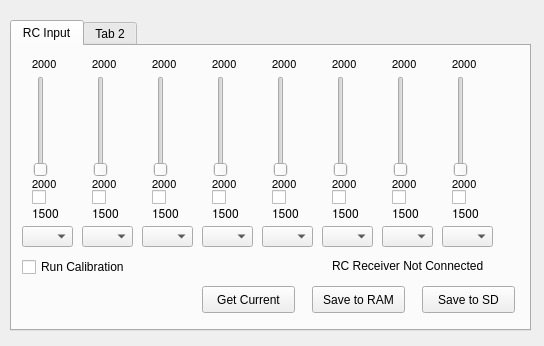
The window that ground/src/plugins/config/settingswidget.ui (openpilot/OpenPilot) describes before a commit, drawn with Qt 5.
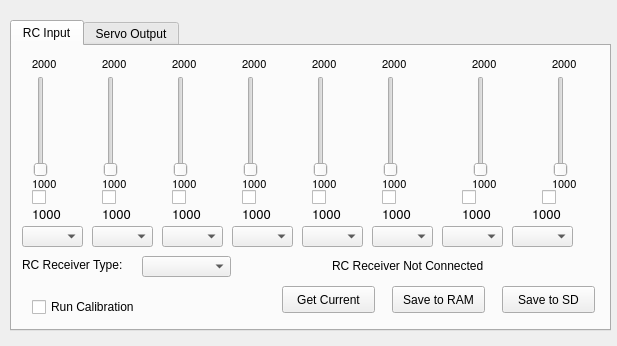
The same window after the commit.

Commit message: OP-38 Config gadget: channel assignement is now read/saved. Ch Invert not implemented yet.

Patch:
```diff
--- a/ground/src/plugins/config/settingswidget.ui
+++ b/ground/src/plugins/config/settingswidget.ui
@@ -6,7 +6,7 @@
    <rect>
     <x>0</x>
     <y>0</y>
-    <width>544</width>
+    <width>617</width>
     <height>346</height>
    </rect>
   </property>
@@ -18,7 +18,7 @@
     <rect>
      <x>10</x>
      <y>20</y>
-     <width>521</width>
+     <width>601</width>
      <height>311</height>
     </rect>
    </property>
@@ -48,7 +48,7 @@
     <widget class="QCheckBox" name="ch2Rev">
      <property name="geometry">
       <rect>
-       <x>140</x>
+       <x>160</x>
        <y>140</y>
        <width>21</width>
        <height>22</height>
@@ -67,12 +67,18 @@
     <widget class="QSlider" name="ch4Slider">
      <property name="geometry">
       <rect>
-       <x>260</x>
+       <x>300</x>
        <y>30</y>
        <width>18</width>
        <height>101</height>
       </rect>
      </property>
+     <property name="minimum">
+      <number>1000</number>
+     </property>
+     <property name="maximum">
+      <number>2000</number>
+     </property>
      <property name="orientation">
       <enum>Qt::Vertical</enum>
      </property>
@@ -89,17 +95,17 @@
      <property name="font">
       <font>
        <family>FreeSans</family>
-       <pointsize>9</pointsize>
+       <pointsize>10</pointsize>
       </font>
      </property>
      <property name="text">
-      <string>1500</string>
+      <string>1000</string>
      </property>
     </widget>
     <widget class="QLabel" name="ch1Min">
      <property name="geometry">
       <rect>
-       <x>80</x>
+       <x>90</x>
        <y>130</y>
        <width>31</width>
        <height>17</height>
@@ -112,13 +118,13 @@
       </font>
      </property>
      <property name="text">
-      <string>2000</string>
+      <string>1000</string>
      </property>
     </widget>
     <widget class="QCheckBox" name="ch7Rev">
      <property name="geometry">
       <rect>
-       <x>440</x>
+       <x>530</x>
        <y>140</y>
        <width>21</width>
        <height>22</height>
@@ -137,7 +143,7 @@
     <widget class="QLabel" name="ch6Min">
      <property name="geometry">
       <rect>
-       <x>380</x>
+       <x>460</x>
        <y>130</y>
        <width>31</width>
        <height>17</height>
@@ -150,13 +156,13 @@
       </font>
      </property>
      <property name="text">
-      <string>2000</string>
+      <string>1000</string>
      </property>
     </widget>
     <widget class="QLabel" name="ch7Cur">
      <property name="geometry">
       <rect>
-       <x>440</x>
+       <x>520</x>
        <y>160</y>
        <width>31</width>
        <height>17</height>
@@ -165,17 +171,17 @@
      <property name="font">
       <font>
        <family>FreeSans</family>
-       <pointsize>9</pointsize>
+       <pointsize>10</pointsize>
       </font>
      </property>
      <property name="text">
-      <string>1500</string>
+      <string>1000</string>
      </property>
     </widget>
     <widget class="QLabel" name="ch4Max">
      <property name="geometry">
       <rect>
-       <x>260</x>
+       <x>300</x>
        <y>10</y>
        <width>31</width>
        <height>17</height>
@@ -194,7 +200,7 @@
     <widget class="QLabel" name="ch7Min">
      <property name="geometry">
       <rect>
-       <x>440</x>
+       <x>540</x>
        <y>130</y>
        <width>31</width>
        <height>17</height>
@@ -207,13 +213,13 @@
       </font>
      </property>
      <property name="text">
-      <string>2000</string>
+      <string>1000</string>
      </property>
     </widget>
     <widget class="QPushButton" name="getRCInputCurrent">
      <property name="geometry">
       <rect>
-       <x>190</x>
+       <x>270</x>
        <y>240</y>
        <width>93</width>
        <height>27</height>
@@ -229,12 +235,18 @@
     <widget class="QSlider" name="ch3Slider">
      <property name="geometry">
       <rect>
-       <x>200</x>
+       <x>230</x>
        <y>30</y>
        <width>18</width>
        <height>101</height>
       </rect>
      </property>
+     <property name="minimum">
+      <number>1000</number>
+     </property>
+     <property name="maximum">
+      <number>2000</number>
+     </property>
      <property name="orientation">
       <enum>Qt::Vertical</enum>
      </property>
@@ -242,7 +254,7 @@
     <widget class="QLabel" name="ch2Min">
      <property name="geometry">
       <rect>
-       <x>140</x>
+       <x>160</x>
        <y>130</y>
        <width>31</width>
        <height>17</height>
@@ -255,13 +267,13 @@
       </font>
      </property>
      <property name="text">
-      <string>2000</string>
+      <string>1000</string>
      </property>
     </widget>
     <widget class="QLabel" name="ch6Max">
      <property name="geometry">
       <rect>
-       <x>380</x>
+       <x>460</x>
        <y>10</y>
        <width>31</width>
        <height>17</height>
@@ -299,7 +311,7 @@
     <widget class="QLabel" name="ch5Max">
      <property name="geometry">
       <rect>
-       <x>320</x>
+       <x>370</x>
        <y>10</y>
        <width>31</width>
        <height>17</height>
@@ -318,7 +330,7 @@
     <widget class="QLabel" name="ch3Max">
      <property name="geometry">
       <rect>
-       <x>200</x>
+       <x>230</x>
        <y>10</y>
        <width>31</width>
        <height>17</height>
@@ -337,7 +349,7 @@
     <widget class="QCheckBox" name="ch1Rev">
      <property name="geometry">
       <rect>
-       <x>80</x>
+       <x>90</x>
        <y>140</y>
        <width>21</width>
        <height>22</height>
@@ -356,7 +368,7 @@
     <widget class="QPushButton" name="saveRCInputToSD">
      <property name="geometry">
       <rect>
-       <x>410</x>
+       <x>490</x>
        <y>240</y>
        <width>93</width>
        <height>27</height>
@@ -373,7 +385,7 @@
     <widget class="QLabel" name="ch4Cur">
      <property name="geometry">
       <rect>
-       <x>260</x>
+       <x>300</x>
        <y>160</y>
        <width>31</width>
        <height>17</height>
@@ -382,17 +394,17 @@
      <property name="font">
       <font>
        <family>FreeSans</family>
-       <pointsize>9</pointsize>
+       <pointsize>10</pointsize>
       </font>
      </property>
      <property name="text">
-      <string>1500</string>
+      <string>1000</string>
      </property>
     </widget>
     <widget class="QLabel" name="ch4Min">
      <property name="geometry">
       <rect>
-       <x>260</x>
+       <x>300</x>
        <y>130</y>
        <width>31</width>
        <height>17</height>
@@ -405,18 +417,24 @@
       </font>
      </property>
      <property name="text">
-      <string>2000</string>
+      <string>1000</string>
      </property>
     </widget>
     <widget class="QSlider" name="ch7Slider">
      <property name="geometry">
       <rect>
-       <x>440</x>
+       <x>540</x>
        <y>30</y>
        <width>18</width>
        <height>101</height>
       </rect>
      </property>
+     <property name="minimum">
+      <number>1000</number>
+     </property>
+     <property name="maximum">
+      <number>2000</number>
+     </property>
      <property name="orientation">
       <enum>Qt::Vertical</enum>
      </property>
@@ -424,7 +442,7 @@
     <widget class="QPushButton" name="saveRCInputToRAM">
      <property name="geometry">
       <rect>
-       <x>300</x>
+       <x>380</x>
        <y>240</y>
        <width>93</width>
        <height>27</height>
@@ -443,15 +461,30 @@
       <rect>
        <x>10</x>
        <y>180</y>
-       <width>51</width>
+       <width>61</width>
        <height>21</height>
       </rect>
      </property>
+     <property name="font">
+      <font>
+       <family>DejaVu Sans</family>
+       <pointsize>7</pointsize>
+      </font>
+     </property>
+     <property name="iconSize">
+      <size>
+       <width>16</width>
+       <height>16</height>
+      </size>
+     </property>
+     <property name="frame">
+      <bool>true</bool>
+     </property>
     </widget>
     <widget class="QCheckBox" name="ch5Rev">
      <property name="geometry">
       <rect>
-       <x>320</x>
+       <x>370</x>
        <y>140</y>
        <width>21</width>
        <height>22</height>
@@ -470,12 +503,18 @@
     <widget class="QSlider" name="ch1Slider">
      <property name="geometry">
       <rect>
-       <x>80</x>
+       <x>90</x>
        <y>30</y>
        <width>18</width>
        <height>101</height>
       </rect>
      </property>
+     <property name="minimum">
+      <number>1000</number>
+     </property>
+     <property name="maximum">
+      <number>2000</number>
+     </property>
      <property name="orientation">
       <enum>Qt::Vertical</enum>
      </property>
@@ -483,7 +522,7 @@
     <widget class="QCheckBox" name="ch6Rev">
      <property name="geometry">
       <rect>
-       <x>380</x>
+       <x>450</x>
        <y>140</y>
        <width>21</width>
        <height>22</height>
@@ -502,7 +541,7 @@
     <widget class="QLabel" name="ch3Min">
      <property name="geometry">
       <rect>
-       <x>200</x>
+       <x>230</x>
        <y>130</y>
        <width>31</width>
        <height>17</height>
@@ -515,13 +554,13 @@
       </font>
      </property>
      <property name="text">
-      <string>2000</string>
+      <string>1000</string>
      </property>
     </widget>
     <widget class="QLabel" name="ch7Max">
      <property name="geometry">
       <rect>
-       <x>440</x>
+       <x>540</x>
        <y>10</y>
        <width>31</width>
        <height>17</height>
@@ -540,7 +579,7 @@
     <widget class="QLabel" name="ch2Cur">
      <property name="geometry">
       <rect>
-       <x>140</x>
+       <x>160</x>
        <y>160</y>
        <width>31</width>
        <height>17</height>
@@ -549,17 +588,17 @@
      <property name="font">
       <font>
        <family>FreeSans</family>
-       <pointsize>9</pointsize>
+       <pointsize>10</pointsize>
       </font>
      </property>
      <property name="text">
-      <string>1500</string>
+      <string>1000</string>
      </property>
     </widget>
     <widget class="QLabel" name="ch5Cur">
      <property name="geometry">
       <rect>
-       <x>320</x>
+       <x>370</x>
        <y>160</y>
        <width>31</width>
        <height>17</height>
@@ -568,22 +607,28 @@
      <property name="font">
       <font>
        <family>FreeSans</family>
-       <pointsize>9</pointsize>
+       <pointsize>10</pointsize>
       </font>
      </property>
      <property name="text">
-      <string>1500</string>
+      <string>1000</string>
      </property>
     </widget>
     <widget class="QSlider" name="ch2Slider">
      <property name="geometry">
       <rect>
-       <x>140</x>
+       <x>160</x>
        <y>30</y>
        <width>18</width>
        <height>101</height>
       </rect>
      </property>
+     <property name="minimum">
+      <number>1000</number>
+     </property>
+     <property name="maximum">
+      <number>2000</number>
+     </property>
      <property name="orientation">
       <enum>Qt::Vertical</enum>
      </property>
@@ -591,7 +636,7 @@
     <widget class="QLabel" name="ch5Min">
      <property name="geometry">
       <rect>
-       <x>320</x>
+       <x>370</x>
        <y>130</y>
        <width>31</width>
        <height>17</height>
@@ -604,13 +649,13 @@
       </font>
      </property>
      <property name="text">
-      <string>2000</string>
+      <string>1000</string>
      </property>
     </widget>
     <widget class="QLabel" name="ch1Cur">
      <property name="geometry">
       <rect>
-       <x>80</x>
+       <x>90</x>
        <y>160</y>
        <width>31</width>
        <height>17</height>
@@ -619,17 +664,17 @@
      <property name="font">
       <font>
        <family>FreeSans</family>
-       <pointsize>9</pointsize>
+       <pointsize>10</pointsize>
       </font>
      </property>
      <property name="text">
-      <string>1500</string>
+      <string>1000</string>
      </property>
     </widget>
     <widget class="QLabel" name="ch6Cur">
      <property name="geometry">
       <rect>
-       <x>380</x>
+       <x>450</x>
        <y>160</y>
        <width>31</width>
        <height>17</height>
@@ -638,17 +683,17 @@
      <property name="font">
       <font>
        <family>FreeSans</family>
-       <pointsize>9</pointsize>
+       <pointsize>10</pointsize>
       </font>
      </property>
      <property name="text">
-      <string>1500</string>
+      <string>1000</string>
      </property>
     </widget>
     <widget class="QLabel" name="ch3Cur">
      <property name="geometry">
       <rect>
-       <x>200</x>
+       <x>230</x>
        <y>160</y>
        <width>31</width>
        <height>17</height>
@@ -657,17 +702,17 @@
      <property name="font">
       <font>
        <family>FreeSans</family>
-       <pointsize>9</pointsize>
+       <pointsize>10</pointsize>
       </font>
      </property>
      <property name="text">
-      <string>1500</string>
+      <string>1000</string>
      </property>
     </widget>
     <widget class="QLabel" name="ch2Max">
      <property name="geometry">
       <rect>
-       <x>140</x>
+       <x>160</x>
        <y>10</y>
        <width>31</width>
        <height>17</height>
@@ -702,7 +747,7 @@
     <widget class="QLabel" name="ch1Max">
      <property name="geometry">
       <rect>
-       <x>80</x>
+       <x>90</x>
        <y>10</y>
        <width>31</width>
        <height>17</height>
@@ -721,7 +766,7 @@
     <widget class="QCheckBox" name="ch4Rev">
      <property name="geometry">
       <rect>
-       <x>260</x>
+       <x>300</x>
        <y>140</y>
        <width>21</width>
        <height>22</height>
@@ -753,18 +798,24 @@
       </font>
      </property>
      <property name="text">
-      <string>2000</string>
+      <string>1000</string>
      </property>
     </widget>
     <widget class="QSlider" name="ch5Slider">
      <property name="geometry">
       <rect>
-       <x>320</x>
+       <x>370</x>
        <y>30</y>
        <width>18</width>
        <height>101</height>
       </rect>
      </property>
+     <property name="minimum">
+      <number>1000</number>
+     </property>
+     <property name="maximum">
+      <number>2000</number>
+     </property>
      <property name="orientation">
       <enum>Qt::Vertical</enum>
      </property>
@@ -772,12 +823,18 @@
     <widget class="QSlider" name="ch6Slider">
      <property name="geometry">
       <rect>
-       <x>380</x>
+       <x>460</x>
        <y>30</y>
        <width>18</width>
        <height>101</height>
       </rect>
      </property>
+     <property name="minimum">
+      <number>1000</number>
+     </property>
+     <property name="maximum">
+      <number>2000</number>
+     </property>
      <property name="orientation">
       <enum>Qt::Vertical</enum>
      </property>
@@ -785,7 +842,7 @@
     <widget class="QCheckBox" name="ch3Rev">
      <property name="geometry">
       <rect>
-       <x>200</x>
+       <x>230</x>
        <y>140</y>
        <width>21</width>
        <height>22</height>
@@ -804,78 +861,120 @@
     <widget class="QComboBox" name="comboBox_2">
      <property name="geometry">
       <rect>
-       <x>70</x>
+       <x>80</x>
        <y>180</y>
-       <width>51</width>
+       <width>61</width>
        <height>21</height>
       </rect>
      </property>
-    </widget>
-    <widget class="QComboBox" name="comboBox_3">
-     <property name="geometry">
-      <rect>
-       <x>130</x>
-       <y>180</y>
-       <width>51</width>
-       <height>21</height>
-      </rect>
+     <property name="font">
+      <font>
+       <family>DejaVu Sans</family>
+       <pointsize>7</pointsize>
+      </font>
      </property>
     </widget>
     <widget class="QComboBox" name="comboBox_4">
      <property name="geometry">
       <rect>
-       <x>190</x>
+       <x>150</x>
        <y>180</y>
-       <width>51</width>
+       <width>61</width>
        <height>21</height>
       </rect>
      </property>
+     <property name="font">
+      <font>
+       <family>DejaVu Sans</family>
+       <pointsize>7</pointsize>
+      </font>
+     </property>
     </widget>
     <widget class="QComboBox" name="comboBox_5">
      <property name="geometry">
       <rect>
-       <x>250</x>
+       <x>220</x>
        <y>180</y>
-       <width>51</width>
+       <width>61</width>
        <height>21</height>
       </rect>
      </property>
+     <property name="font">
+      <font>
+       <family>DejaVu Sans</family>
+       <pointsize>7</pointsize>
+      </font>
+     </property>
     </widget>
     <widget class="QComboBox" name="comboBox_6">
      <property name="geometry">
       <rect>
-       <x>310</x>
+       <x>290</x>
        <y>180</y>
-       <width>51</width>
+       <width>61</width>
        <height>21</height>
       </rect>
      </property>
+     <property name="font">
+      <font>
+       <family>DejaVu Sans</family>
+       <pointsize>7</pointsize>
+      </font>
+     </property>
     </widget>
     <widget class="QComboBox" name="comboBox_7">
      <property name="geometry">
       <rect>
-       <x>370</x>
+       <x>360</x>
        <y>180</y>
-       <width>51</width>
+       <width>61</width>
        <height>21</height>
       </rect>
      </property>
+     <property name="font">
+      <font>
+       <family>DejaVu Sans</family>
+       <pointsize>7</pointsize>
+      </font>
+     </property>
     </widget>
     <widget class="QComboBox" name="comboBox_8">
      <property name="geometry">
       <rect>
        <x>430</x>
        <y>180</y>
-       <width>51</width>
+       <width>61</width>
        <height>21</height>
       </rect>
+     </property>
+     <property name="font">
+      <font>
+       <family>DejaVu Sans</family>
+       <pointsize>7</pointsize>
+      </font>
+     </property>
+    </widget>
+    <widget class="QComboBox" name="ch7Assign">
+     <property name="geometry">
+      <rect>
+       <x>500</x>
+       <y>180</y>
+       <width>61</width>
+       <height>21</height>
+      </rect>
+     </property>
+     <property name="font">
+      <font>
+       <family>DejaVu Sans</family>
+       <pointsize>7</pointsize>
+      </font>
      </property>
     </widget>
     <widget class="QCheckBox" name="doRCInputCalibration">
      <property name="geometry">
       <rect>
-       <x>10</x>
-       <y>210</y>
+       <x>20</x>
+       <y>250</y>
        <width>131</width>
        <height>22</height>
       </rect>
@@ -901,10 +1000,39 @@
       <string>RC Receiver Not Connected</string>
      </property>
     </widget>
+    <widget class="QComboBox" name="receiverType">
+     <property name="geometry">
+      <rect>
+       <x>130</x>
+       <y>210</y>
+       <width>89</width>
+       <height>21</height>
+      </rect>
+     </property>
+     <property name="toolTip">
+      <string>Select the receiver type here:
+- PWM is the most usual type
+- PPM is connected to input XXX 
+- Spektrum is used with Spektrum 'satellite' receivers</string>
+     </property>
+    </widget>
+    <widget class="QLabel" name="label_2">
+     <property name="geometry">
+      <rect>
+       <x>10</x>
+       <y>210</y>
+       <width>131</width>
+       <height>17</height>
+      </rect>
+     </property>
+     <property name="text">
+      <string>RC Receiver Type:</string>
+     </property>
+    </widget>
    </widget>
    <widget class="QWidget" name="tab_2">
     <attribute name="title">
-     <string>Tab 2</string>
+     <string>Servo Output</string>
     </attribute>
    </widget>
   </widget>
```
Left out of the diff: 136 changed lines with no effect on the pictures. The commit also changes 2 other files.
